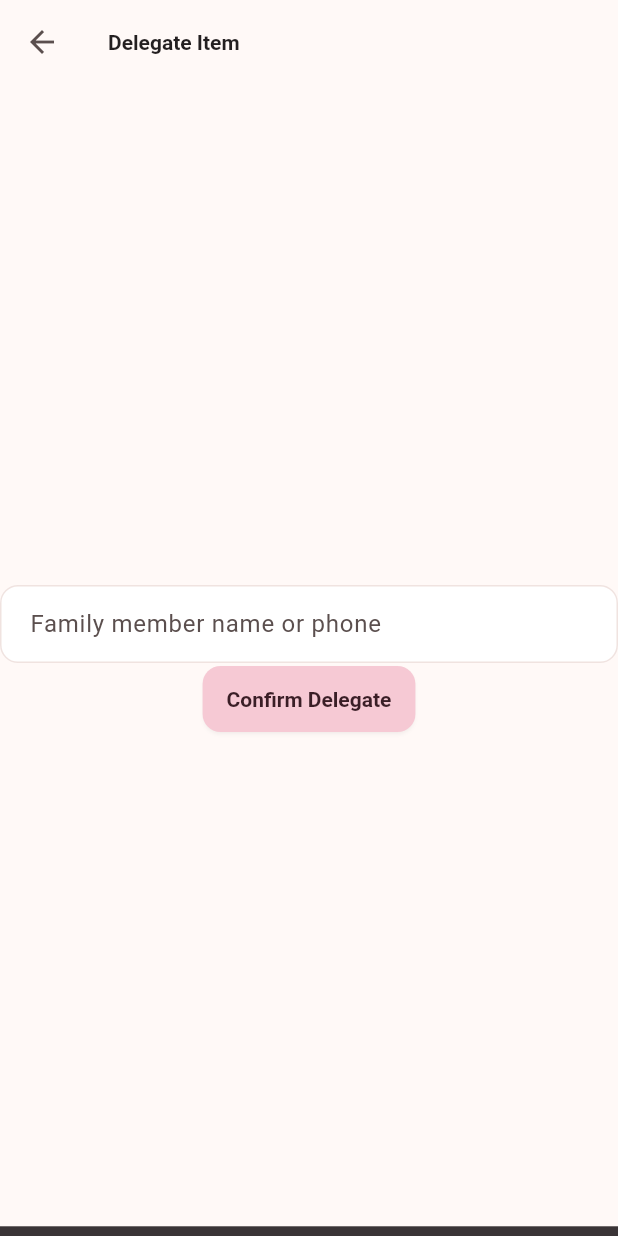
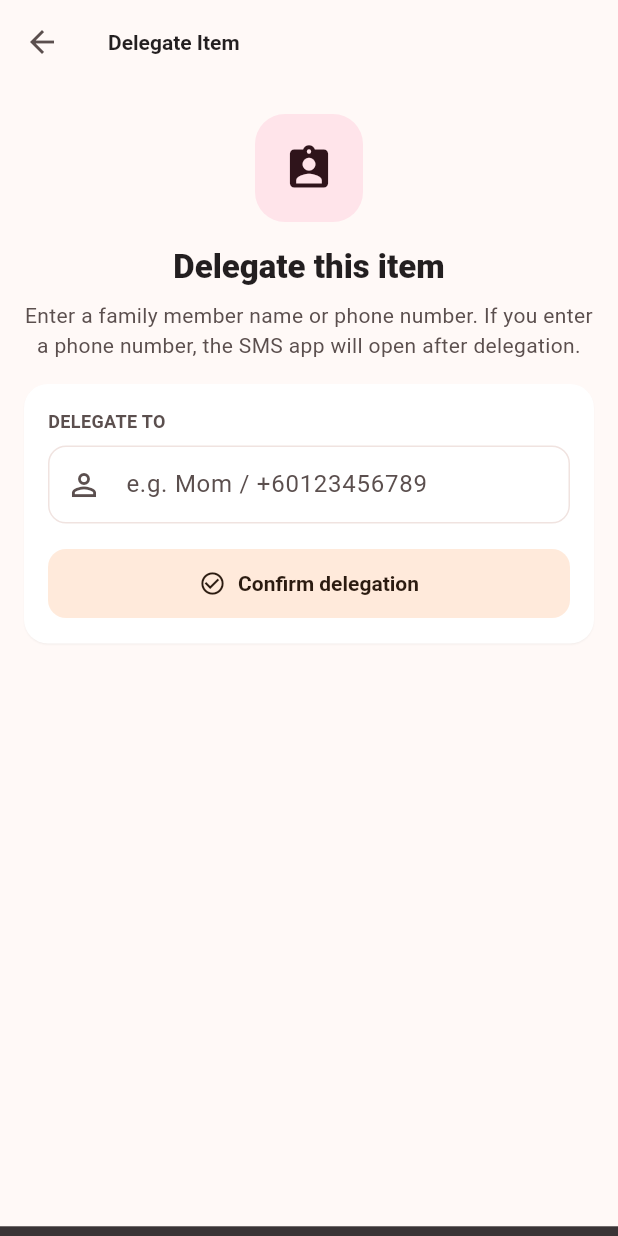
Before and after one commit to josephliu-4545/baby-checklist-app, a Flutter app: the DelegationScreen screen opened directly with empty values, on a phone screen of 412 x 824 dp. Run offline on Flutter 3.47's test engine with Material 3 defaults, Android fonts, the phone set to English and light mode, and no system bars; our stand-ins replace cloud_firestore, file_picker, firebase_auth, firebase_core, image_picker; accounts and stored records are empty.

Commit message:
delegate page UI changes

```diff
--- a/lib/features/items/presentation/screens/delegation_screen.dart
+++ b/lib/features/items/presentation/screens/delegation_screen.dart
@@ -117,22 +117,99 @@ class _DelegationScreenState extends State<DelegationScreen> {
       appBar: AppBar(
         title: const Text('Delegate Item'),
       ),
-      body: Center(
+      body: SafeArea(
+        child: SingleChildScrollView(
+          padding: const EdgeInsets.symmetric(horizontal: 16, vertical: 12),
+          child: Center(
+            child: ConstrainedBox(
+              constraints: const BoxConstraints(maxWidth: 480),
               child: Column(
-          mainAxisAlignment: MainAxisAlignment.center,
+                crossAxisAlignment: CrossAxisAlignment.stretch,
                 children: [
+                  const SizedBox(height: 8),
+                  Align(
+                    alignment: Alignment.center,
+                    child: Container(
+                      width: 72,
+                      height: 72,
+                      decoration: BoxDecoration(
+                        color: Theme.of(context).colorScheme.primaryContainer,
+                        borderRadius: BorderRadius.circular(20),
+                      ),
+                      child: Icon(
+                        Icons.assignment_ind,
+                        size: 34,
+                        color: Theme.of(context).colorScheme.onPrimaryContainer,
+                      ),
+                    ),
+                  ),
+                  const SizedBox(height: 16),
+                  Text(
+                    'Delegate this item',
+                    textAlign: TextAlign.center,
+                    style: Theme.of(context).textTheme.titleLarge?.copyWith(
+                          fontWeight: FontWeight.w800,
+                        ),
+                  ),
+                  const SizedBox(height: 8),
+                  Text(
+                    'Enter a family member name or phone number. If you enter a phone number, the SMS app will open after delegation.',
+                    textAlign: TextAlign.center,
+                    style: Theme.of(context).textTheme.bodyMedium?.copyWith(
+                          color: Theme.of(context).colorScheme.onSurfaceVariant,
+                        ),
+                  ),
+                  const SizedBox(height: 16),
+                  Card(
+                    child: Padding(
+                      padding: const EdgeInsets.all(16),
+                      child: Column(
+                        crossAxisAlignment: CrossAxisAlignment.stretch,
+                        children: [
+                          Text(
+                            'DELEGATE TO',
+                            style: TextStyle(
+                              color: Theme.of(context)
+                                  .colorScheme
+                                  .onSurfaceVariant,
+                              fontWeight: FontWeight.bold,
+                              fontSize: 12,
+                            ),
+                          ),
+                          const SizedBox(height: 8),
                           TextField(
                             controller: _delegatedToController,
+                            textInputAction: TextInputAction.done,
+                            onSubmitted: (_) => _confirmDelegation(),
                             decoration: const InputDecoration(
-                labelText: 'Family member name or phone',
+                              hintText: 'e.g. Mom / +60123456789',
+                              prefixIcon: Icon(Icons.person_outline),
                             ),
                           ),
-            if (_errorMessage != null) Text(_errorMessage!),
-            ElevatedButton(
-              onPressed: _confirmDelegation,
-              child: const Text('Confirm Delegate'),
+                          if (_errorMessage != null) ...[
+                            const SizedBox(height: 12),
+                            Text(
+                              _errorMessage!,
+                              style: TextStyle(
+                                color: Theme.of(context).colorScheme.error,
+                              ),
                             ),
                           ],
+                          const SizedBox(height: 16),
+                          FilledButton.icon(
+                            onPressed: _confirmDelegation,
+                            icon: const Icon(Icons.check_circle_outline),
+                            label: const Text('Confirm delegation'),
+                          ),
+                        ],
+                      ),
+                    ),
+                  ),
+                  const SizedBox(height: 8),
+                ],
+              ),
+            ),
+          ),
         ),
       ),
     );
```
Lines whose indentation alone changed are shown as unchanged.
